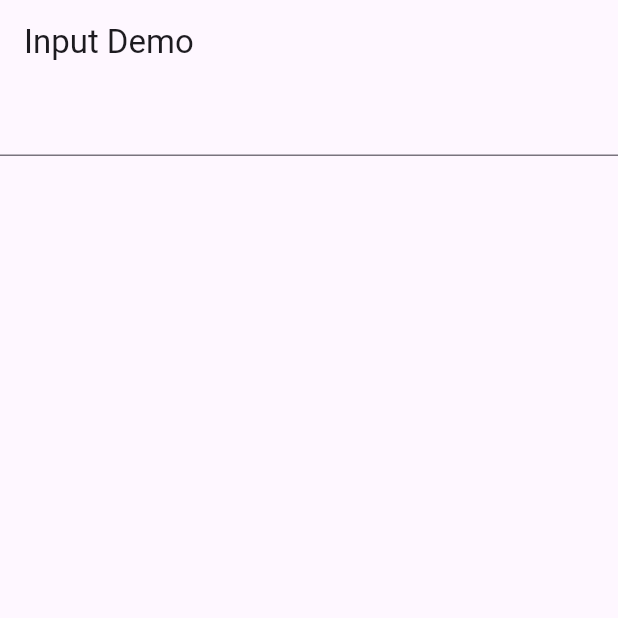
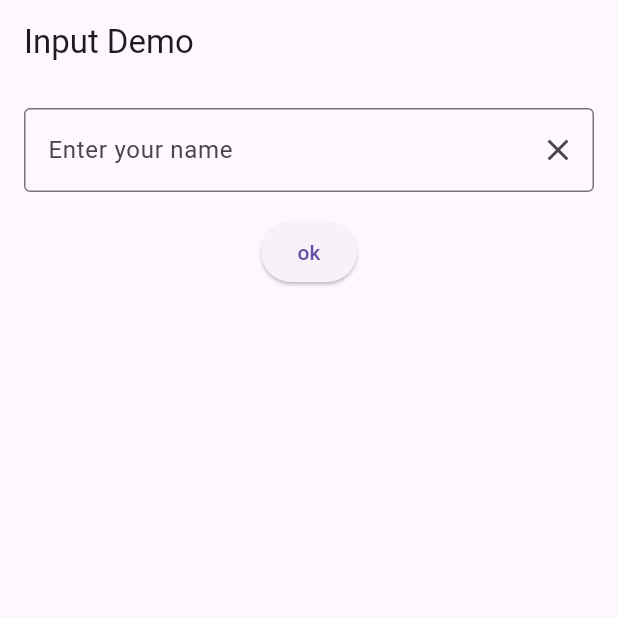
Before and after one commit to 6631501147/flutter_application, a Flutter app: the screen it shows after launch, on a phone screen of 412 x 824 dp, the top half of it. Run offline on Flutter 3.47's test engine with Material 3 defaults, Android fonts, the phone set to English and light mode, and no system bars.

Commit message:
Update the textfield with decoration and clear text icon

```diff
--- a/lib/week04/input_demo.dart
+++ b/lib/week04/input_demo.dart
@@ -7,28 +7,45 @@ class InputDemo extends StatefulWidget {
   State<InputDemo> createState() => _InputDemoState();
 }
 
-class _InputDemoState extends State<InputDemo>{
+class _InputDemoState extends State<InputDemo> {
+  //state variable
   String message = "";
+  TextEditingController tcName = TextEditingController();
+  //functions
+  void updateText() {
+    setState(() {
+      message = tcName.text;
+    });
+  }
+
   @override
-  Widget build(BuildContext context){
+  Widget build(BuildContext context) {
     return Scaffold(
-      appBar: AppBar(title: Text("Input Demo"),
-
-      ),
+      appBar: AppBar(title: Text("Input Demo")),
       body: Column(
         children: [
-          TextField(
-           onChanged: (String txt){
-            //debugPrint(txt);
-            setState((){
-              message = txt;
-            });
-           }
+          Padding(
+            padding: const EdgeInsets.all(16.0),
+            child: TextField(
+              decoration: InputDecoration(border: OutlineInputBorder(),
+              labelText: 'Enter your name',
+              suffixIcon: IconButton(
+                onPressed: tcName.clear,
+
+                icon: Icon(Icons.clear),
+              )
+              ),
+              controller: tcName,
+            ),
           ),
+          ElevatedButton(
+            //onPressed: () => updateText(),
+            onPressed: updateText,
+         child: Text('ok')),
+         SizedBox(height: 16,),
           Text(message),
         ],
       ),
-      );
-
+    );
   }
 }
```
